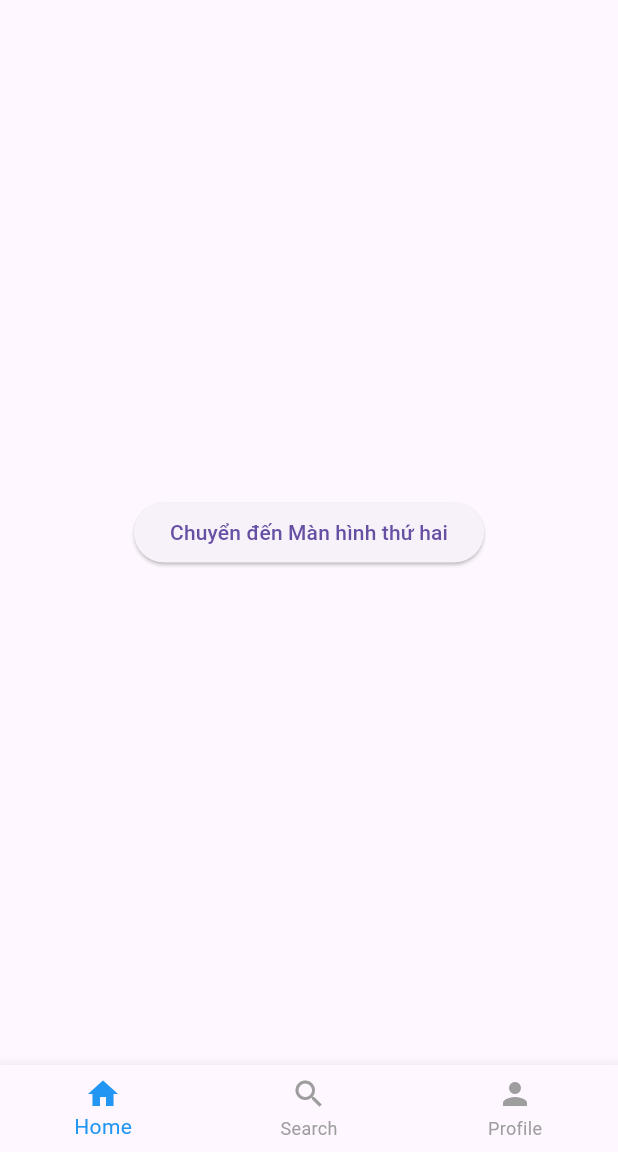
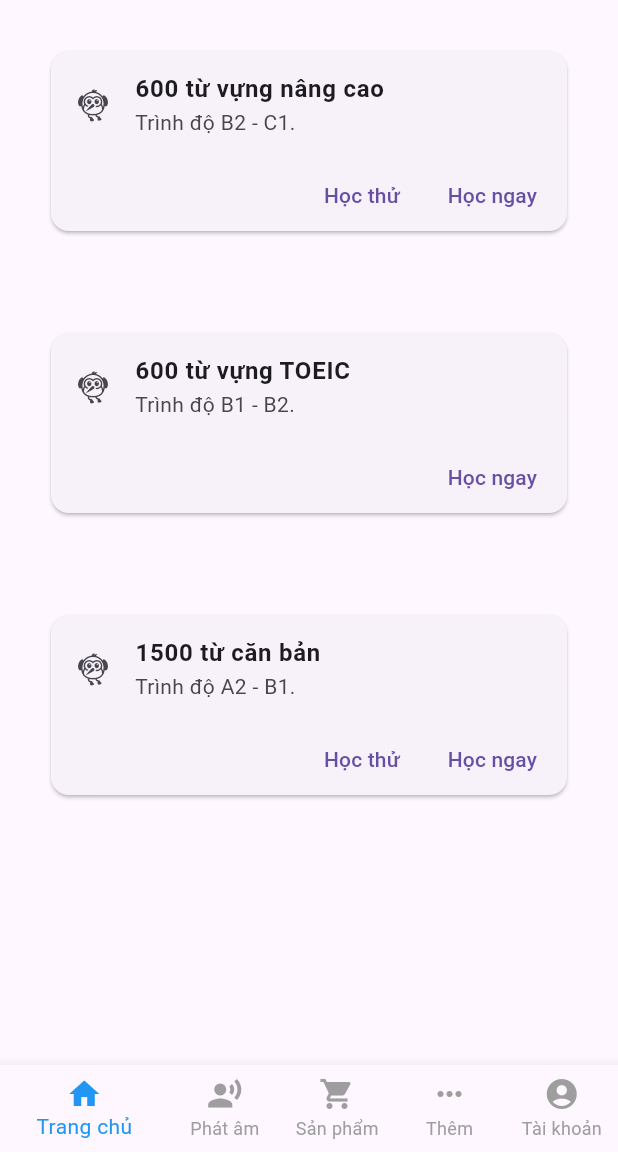
Before and after one commit to LeChinghia0912/first_app, a Flutter app: the screen it shows after launch, on a phone screen of 412 x 824 dp, the part 84-1236 px from its top. Run offline on Flutter 3.47's test engine with Material 3 defaults, Android fonts, the phone set to English and light mode, and no system bars.

```diff
--- a/lib/main.dart
+++ b/lib/main.dart
@@ -1,147 +1,6 @@
+import 'package:first_app/ui/home/home.dart';
 import 'package:flutter/material.dart';
 
 void main() {
-  runApp(
-    MaterialApp(
-      title: 'Ứng dụng của tôi',
-      theme: ThemeData(
-        primarySwatch: Colors.blue,
-      ),
-      home: const MyHomePage(),
-      routes: {
-        '/second': (context) =>  SecondScreen(),
-      },
-    ),
-  );
+  runApp(const EnglishApp());
 }
-
-class MyHomePage extends StatefulWidget {
-  const MyHomePage({super.key});
-
-  @override
-  _MyHomePageState createState() => _MyHomePageState();
-}
-
-// taạo bottom navigationbar
-class _MyHomePageState extends State<MyHomePage> {
-  int _currentIndex = 0;
-  final List<Widget> _screens = [
-    const HomeScreen(),
-    const SearchScreen(),
-    const ProfileScreen(),
-  ];
-
-  void _onTabTapped(int index) {
-    setState(() {
-      _currentIndex = index;
-    });
-  }
-
-  @override
-  Widget build(BuildContext context) {
-    return Scaffold(
-      appBar: AppBar(
-        leading: IconButton(
-          icon: const Icon(Icons.home),
-          onPressed: () {
-            // Hành động của icon
-          },
-        ),
-        title: const Center(
-          child: Text('Trang chủ'),
-        ),
-        backgroundColor: Colors.green,
-      ),
-      body: _screens[_currentIndex],
-      bottomNavigationBar: BottomNavigationBar(
-        items: const [
-          BottomNavigationBarItem(
-            icon: Icon(Icons.home),
-            label: 'Home',
-          ),
-          BottomNavigationBarItem(
-            icon: Icon(Icons.search),
-            label: 'Search',
-          ),
-          BottomNavigationBarItem(
-            icon: Icon(Icons.person),
-            label: 'Profile',
-          ),
-        ],
-        currentIndex: _currentIndex,
-        selectedItemColor: Colors.blue,
-        unselectedItemColor: Colors.grey,
-        showSelectedLabels: true,
-        showUnselectedLabels: true,
-        onTap: _onTabTapped,
-      ),
-    );
-  }
-}
-
-class HomeScreen extends StatelessWidget {
-  const HomeScreen({super.key});
-
-  @override
-  Widget build(BuildContext context) {
-    return Center(
-      child: ElevatedButton(
-        child: const Text('Chuyển đến Màn hình thứ hai'),
-        onPressed: () {
-          Navigator.pushNamed(context, '/second');
-        },
-      ),
-    );
-  }
-}
-
-class SearchScreen extends StatelessWidget {
-  const SearchScreen({super.key});
-
-  @override
-  Widget build(BuildContext context) {
-    return const Center(
-      child: Text('Search Screen'),
-    );
-  }
-}
-
-class ProfileScreen extends StatelessWidget {
-  const ProfileScreen({super.key});
-
-  @override
-  Widget build(BuildContext context) {
-    return const Center(
-      child: Text('Profile Screen'),
-    );
-  }
-}
-
-class SecondScreen extends StatelessWidget {
-   SecondScreen({super.key});
-
-  final List<String> nameUser = ['Nghĩa', 'Nam', 'hehe', 'hihi', 'Tuấn', 'Trà'];
-
-  @override
-  Widget build(BuildContext context) {
-    return Scaffold(
-      appBar: AppBar(
-        title: const Center(
-          child: Text('Màn hình thứ hai'),
-        ),
-        backgroundColor: Colors.green,
-      ),
-      body: ListView.builder(
-        itemCount: nameUser.length,
-        itemBuilder: (context, index) {
-          final name = nameUser[index];
-          return ListTile(
-            leading: const Icon(Icons.person),
-            title: Text(name),
-            subtitle: Text('Thành viên thứ ${index + 1}'),
-          );
-        },
-      ),
-    );
-  }
-}
--- /dev/null
+++ b/lib/ui/home/home.dart
@@ -0,0 +1,208 @@
+import 'package:first_app/ui/account/account.dart';
+import 'package:first_app/ui/pronounce/pronounce.dart';
+import 'package:flutter/material.dart';
+
+import '../more/more.dart';
+import '../product/product.dart';
+
+class EnglishApp extends StatelessWidget {
+  const EnglishApp({super.key});
+
+  @override
+  Widget build(BuildContext context) {
+    return MaterialApp(
+      title: 'Ứng dụng của tôi',
+      theme: ThemeData(
+        primarySwatch: Colors.blue,
+      ),
+      home: const MyHomePage(),
+      debugShowCheckedModeBanner: false,
+    );
+  }
+}
+
+class HomeScreen extends StatelessWidget {
+  const HomeScreen({super.key});
+
+  @override
+  Widget build(BuildContext context) {
+    return const CardExample();
+  }
+}
+
+class MyHomePage extends StatefulWidget {
+  const MyHomePage({super.key});
+
+  @override
+  _MyHomePageState createState() => _MyHomePageState();
+}
+
+class _MyHomePageState extends State<MyHomePage> {
+  int _selectedIndex = 0;
+
+  final List<Widget> _screens = [
+    const HomeScreen(),
+    const PronounceScreen(),
+    const ProductScreen(),
+    const MoreScreen(),
+    const AccountScreen(),
+  ];
+
+  void _onItemTapped(int index) {
+    setState(() {
+      _selectedIndex = index;
+    });
+  }
+
+  @override
+  Widget build(BuildContext context) {
+    return Scaffold(
+      appBar: AppBar(
+        leading: IconButton(
+          icon: const Icon(Icons.home),
+          onPressed: () {
+            // Hành động của icon
+          },
+        ),
+        title: const Center(
+          child: Text('Trang chủ'),
+        ),
+        backgroundColor: Colors.green,
+      ),
+      body: _screens[_selectedIndex],
+      bottomNavigationBar: BottomNavigationBar(
+        items: const <BottomNavigationBarItem>[
+          BottomNavigationBarItem(
+            icon: Icon(Icons.home),
+            label: 'Trang chủ',
+          ),
+          BottomNavigationBarItem(
+            icon: Icon(Icons.record_voice_over),
+            label: 'Phát âm',
+          ),
+          BottomNavigationBarItem(
+            icon: Icon(Icons.shopping_cart),
+            label: 'Sản phẩm',
+          ),
+          BottomNavigationBarItem(
+            icon: Icon(Icons.more_horiz),
+            label: 'Thêm',
+          ),
+          BottomNavigationBarItem(
+            icon: Icon(Icons.account_circle),
+            label: 'Tài khoản',
+          ),
+        ],
+        currentIndex: _selectedIndex,
+        unselectedItemColor: Colors.grey,
+        showSelectedLabels: true,
+        showUnselectedLabels: true,
+        selectedItemColor: Colors.blue,
+        onTap: _onItemTapped,
+      ),
+    );
+  }
+}
+
+class CardExample extends StatelessWidget {
+  const CardExample({super.key});
+
+  @override
+  Widget build(BuildContext context) {
+    return SingleChildScrollView(
+      child: Column(
+        mainAxisAlignment: MainAxisAlignment.center,
+        children: [
+          Padding(
+            padding: const EdgeInsets.fromLTRB(30, 30, 30, 30),
+            child: Card(
+              child: Column(
+                mainAxisSize: MainAxisSize.min,
+                children: <Widget>[
+                  const ListTile(
+                    leading: Icon(Icons.flutter_dash),
+                    title: Text('600 từ vựng nâng cao',
+                      style: TextStyle(fontWeight: FontWeight.bold),),
+                    subtitle: Text('Trình độ B2 - C1.'),
+                  ),
+                  Row(
+                    mainAxisAlignment: MainAxisAlignment.end,
+                    children: <Widget>[
+                      TextButton(
+                        child: const Text('Học thử'),
+                        onPressed: () {/* ... */},
+                      ),
+                      const SizedBox(width: 8),
+                      TextButton(
+                        child: const Text('Học ngay'),
+                        onPressed: () {/* ... */},
+                      ),
+                      const SizedBox(width: 8),
+                    ],
+                  ),
+                ],
+              ),
+            ),
+          ),
+          Padding(
+            padding: const EdgeInsets.fromLTRB(30, 30, 30, 30),
+            child: Card(
+              child: Column(
+                mainAxisSize: MainAxisSize.min,
+                children: <Widget>[
+                  const ListTile(
+                    leading: Icon(Icons.flutter_dash),
+                    title: Text('600 từ vựng TOEIC',
+                      style: TextStyle(fontWeight: FontWeight.bold),),
+                    subtitle: Text('Trình độ B1 - B2.'),
+                  ),
+                  Row(
+                    mainAxisAlignment: MainAxisAlignment.end,
+                    children: <Widget>[
+                      TextButton(
+                        child: const Text('Học ngay'),
+                        onPressed: () {/* ... */},
+                      ),
+                      const SizedBox(width: 8),
+                    ],
+                  ),
+                ],
+              ),
+            ),
+          ),
+          Padding(
+            padding: const EdgeInsets.fromLTRB(30, 30, 30, 30),
+            child: Card(
+              child: Column(
+                mainAxisSize: MainAxisSize.min,
+                children: <Widget>[
+                  const ListTile(
+                    leading: Icon(Icons.flutter_dash),
+                    title: Text('1500 từ căn bản',
+                      style: TextStyle(fontWeight: FontWeight.bold),),
+                    subtitle: Text('Trình độ A2 - B1.'),
+                  ),
+                  Row(
+                    mainAxisAlignment: MainAxisAlignment.end,
+                    children: <Widget>[
+                      TextButton(
+                        child: const Text('Học thử'),
+                        onPressed: () {/* ... */},
+                      ),
+                      const SizedBox(width: 8),
+                      TextButton(
+                        child: const Text('Học ngay'),
+                        onPressed: () {/* ... */},
+                      ),
+                      const SizedBox(width: 8),
+                    ],
+                  ),
+                ],
+              ),
+            ),
+          ),
+        ],
+      ),
+    );
+  }
+}
```
Also changed, not shown: lib/ui/account/account.dart (added, +170 -0 lines), lib/ui/more/more.dart (added, +12 -0 lines), lib/ui/product/product.dart (added, +12 -0 lines), lib/ui/pronounce/pronounce.dart (added, +14 -0 lines), 1 other file.
